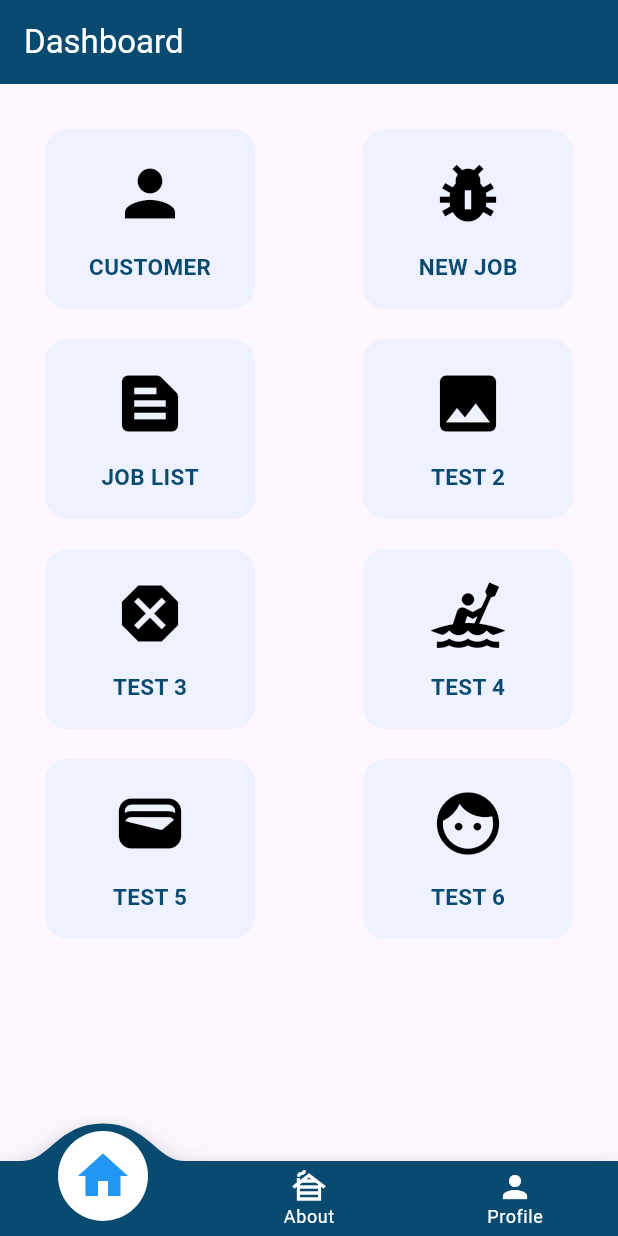
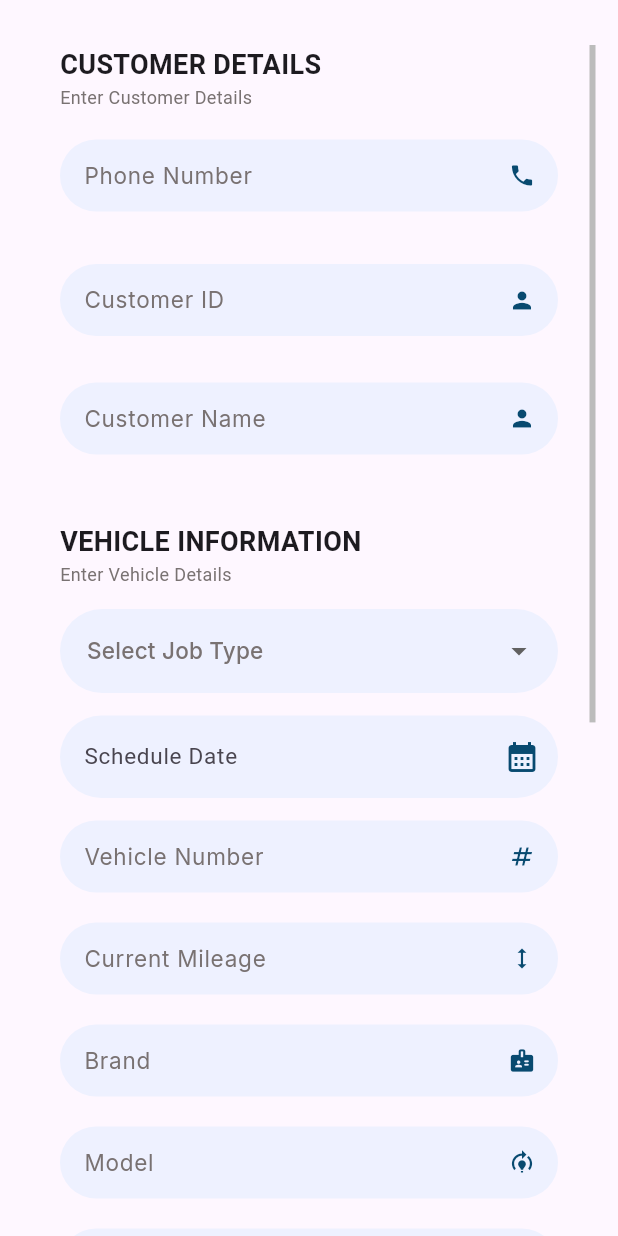
Before and after one commit to HashiniDivyanjanee/flutter_firebase, a Flutter app: the Dashboard screen opened by its route, after a tap on "NEW JOB", on a phone screen of 412 x 824 dp. Run offline on Flutter 3.47's test engine with Material 3 defaults, Android fonts, the phone set to English and light mode, and no system bars; drawn by our look-alikes of convex_bottom_bar; our stand-ins replace bloc, cloud_firestore, equatable, firebase_auth, firebase_core, flutter_bloc and 4 more; accounts and stored records are empty.

Commit message:
Add job registration and customer routes; implement new widgets for titles, date selection, and dropdown list

```diff
--- /dev/null
+++ b/lib/presentation/screen/customer.dart
@@ -0,0 +1,122 @@
+import 'package:flutter/material.dart';
+import 'package:flutter_bloc/flutter_bloc.dart';
+import 'package:flutter_firebase/constant/themes.dart';
+import 'package:flutter_firebase/presentation/widget/app_bar_widget.dart';
+import 'package:flutter_firebase/presentation/widget/buttons.dart';
+import 'package:flutter_firebase/presentation/widget/main_title_widget.dart';
+import 'package:flutter_firebase/presentation/widget/second_title.dart';
+import 'package:flutter_firebase/presentation/widget/text_form_field.dart';
+
+
+class Customer extends StatefulWidget {
+  const Customer({super.key});
+
+  @override
+  State<Customer> createState() => _CustomerState();
+}
+class _CustomerState extends State<Customer> {
+  final TextEditingController Customer_NameController = TextEditingController();
+  final TextEditingController Customer_PhoneController =
+      TextEditingController();
+  final TextEditingController Customer_LandController = TextEditingController();
+  final TextEditingController Customer_NicController = TextEditingController();
+  final TextEditingController Customer_AddressController =
+      TextEditingController();
+
+clear(){
+  Customer_AddressController.clear();
+  Customer_LandController.clear();
+  Customer_NameController.clear();
+  Customer_NicController.clear();
+  Customer_PhoneController.clear();
+}
+
+  @override
+  Widget build(BuildContext context) {
+    return Scaffold(
+      appBar: const AppBarWidget(
+        appBarName: 'Customer',
+      ),
+      body: Form(
+          child: Padding(
+        padding: const EdgeInsets.only(top: 30.0, right: 15, left: 15),
+        child: Column(
+          children: [
+            const Title_Widget(
+              title: 'CUSTOMER DETAILS',
+            ),
+            const Second_Title(
+              second_title: 'Enter Customer Details',
+            ),
+            const SizedBox(
+              height: 30,
+            ),
+            TextFormFieldComponent(
+              lableText: 'Customer Name',
+              maxLines: 1,
+              controller: Customer_NameController,
+              obscureText: false,
+              suffixIcon: Icons.person,
+              inputType: TextInputType.name,
+            ),
+            const SizedBox(
+              height: 5,
+            ),
+            TextFormFieldComponent(
+              lableText: 'NIC',
+              maxLines: 1,
+              controller: Customer_NicController,
+              obscureText: false,
+              suffixIcon: Icons.indeterminate_check_box_outlined,
+              inputType: TextInputType.text,
+            ),
+            const SizedBox(
+              height: 5,
+            ),
+            TextFormFieldComponent(
+              lableText: 'Phone Number',
+              maxLines: 1,
+              controller: Customer_PhoneController,
+              obscureText: false,
+              suffixIcon: Icons.phone,
+              inputType: TextInputType.phone,
+
+            ),
+            const SizedBox(
+              height: 5,
+            ),
+            TextFormFieldComponent(
+              lableText: 'Land Number',
+              maxLines: 1,
+              controller: Customer_LandController,
+              obscureText: false,
+              suffixIcon: Icons.quick_contacts_dialer_outlined,
+              inputType: TextInputType.phone,
+            ),
+            const SizedBox(
+              height: 5,
+            ),
+            TextFormFieldComponent(
+              lableText: 'Address',
+              maxLines: 1,
+              controller: Customer_AddressController,
+              obscureText: false,
+              suffixIcon: Icons.location_on,
+              inputType: TextInputType.text,
+            ),
+            const SizedBox(
+              height: 5,
+            ),
+            ButtonComponent(
+                buttonText: "SAVE",
+                textColor: Colors.white,
+                buttonColor: AppThemes.PrimaryColor,
+                callback: () {
+
+                }),
+          ],
+        ),
+      )),
+    );
+  }
+}
--- a/lib/presentation/screen/dashboard.dart
+++ b/lib/presentation/screen/dashboard.dart
@@ -2,6 +2,8 @@ import 'package:flutter/material.dart';
 import 'package:flutter_firebase/presentation/widget/app_bar_widget.dart';
 import 'package:flutter_firebase/presentation/widget/bottom_navigation_bar.dart';
 import 'package:flutter_firebase/presentation/widget/card_widget.dart';
+import 'package:flutter_firebase/routes/rout_cons.dart';
+import 'package:go_router/go_router.dart';
 
 class Dashboard extends StatelessWidget {
   const Dashboard({super.key});
@@ -78,9 +80,17 @@ Widget Card1(BuildContext context) {
     mainAxisAlignment: MainAxisAlignment.spaceBetween,
     children: [
       Card_Widget(
-          cardname: 'CUSTOMER', card_icon: Icons.person, callback: () {}),
+          cardname: 'CUSTOMER',
+          card_icon: Icons.person,
+          callback: () {
+            GoRouter.of(context).pushNamed(AppRoutesConstants.customer);
+          }),
       Card_Widget(
-          cardname: 'NEW JOB', card_icon: Icons.pest_control, callback: () {}),
+          cardname: 'NEW JOB',
+          card_icon: Icons.pest_control,
+          callback: () {
+            GoRouter.of(context).pushNamed(AppRoutesConstants.jobRegister);
+          }),
     ],
   );
 }
--- /dev/null
+++ b/lib/presentation/screen/job_register_tab.dart
@@ -0,0 +1,270 @@
+import 'dart:io';
+import 'package:flutter/material.dart';
+import 'package:flutter_firebase/presentation/widget/drop_down_list.dart';
+import 'package:flutter_firebase/presentation/widget/main_title_widget.dart';
+import 'package:flutter_firebase/presentation/widget/second_title.dart';
+import 'package:flutter_firebase/presentation/widget/select_date_field.dart';
+import 'package:flutter_firebase/presentation/widget/text_form_field.dart';
+
+class JobRegister extends StatefulWidget {
+  JobRegister({super.key});
+
+  @override
+  State<JobRegister> createState() => _JobRegisterState();
+}
+
+class _JobRegisterState extends State<JobRegister> {
+  final TextEditingController License_PlateController = TextEditingController();
+  final TextEditingController MileageController = TextEditingController();
+  final TextEditingController BrandController = TextEditingController();
+  final TextEditingController ModelController = TextEditingController();
+  final TextEditingController YearController = TextEditingController();
+  final TextEditingController ColorController = TextEditingController();
+  final TextEditingController InsuranceClaimController =
+      TextEditingController();
+  final TextEditingController Customer_NoteController = TextEditingController();
+  final TextEditingController Office_NoteController = TextEditingController();
+  final customerIdController = TextEditingController();
+  final customerPhoneController = TextEditingController();
+  final customerNameController = TextEditingController();
+  List<File> selectedImages = [];
+  String combinedValue = '';
+  DateTime? ScheduledDate;
+  String? selectedValue;
+
+  final List<String> dropdownItems = [
+    'RUNNING REPAIR',
+    'NORMAL SERVICE',
+    'BODY WASH',
+    'ACCIDENT REPAIR',
+    'FULL SERVICE'
+  ];
+
+  clear() {
+    License_PlateController.clear();
+    MileageController.clear();
+    BrandController.clear();
+    ModelController.clear();
+    YearController.clear();
+    ColorController.clear();
+    InsuranceClaimController.clear();
+    Customer_NoteController.clear();
+    Office_NoteController.clear();
+    customerNameController.clear();
+    customerPhoneController.clear();
+  }
+
+  @override
+  Widget build(BuildContext context) {
+    return Scaffold(
+        body: Container(
+      child: Padding(
+        padding: const EdgeInsets.only(top: 30, left: 15, right: 15),
+        child: Scrollbar(
+          thumbVisibility: true,
+          child: SingleChildScrollView(
+            child: Center(
+              child: Column(
+                crossAxisAlignment: CrossAxisAlignment.start,
+                children: [
+                  const Title_Widget(
+                    title: 'CUSTOMER DETAILS',
+                  ),
+                  const Second_Title(
+                    second_title: 'Enter Customer Details',
+                  ),
+                  const SizedBox(
+                    height: 20,
+                  ),
+                  TextFormFieldComponent(
+                    controller: customerPhoneController,
+                    lableText: "Phone Number",
+                    suffixIcon: Icons.phone,
+                    inputType: TextInputType.phone,
+                    textCapitalization: TextCapitalization.words,
+                    obscureText: false,
+                    maxLines: 1,
+                  ),
+                  const SizedBox(
+                    height: 20,
+                  ),
+                  Column(
+                    children: [
+                      TextFormFieldComponent(
+                        controller: customerIdController,
+                        lableText: "Customer ID",
+                        suffixIcon: Icons.person,
+                        inputType: TextInputType.name,
+                        textCapitalization: TextCapitalization.words,
+                        obscureText: false,
+                        maxLines: 1,
+                      ),
+                      const SizedBox(height: 16),
+                      TextFormFieldComponent(
+                        controller: customerNameController,
+                        lableText: "Customer Name",
+                        suffixIcon: Icons.person,
+                        inputType: TextInputType.name,
+                        textCapitalization: TextCapitalization.words,
+                        obscureText: false,
+                        maxLines: 1,
+                      ),
+                    ],
+                  ),
+                  const SizedBox(
+                    height: 30,
+                  ),
+                  const Title_Widget(
+                    title: 'VEHICLE INFORMATION',
+                  ),
+                  const Second_Title(
+                    second_title: 'Enter Vehicle Details',
+                  ),
+                  DropDownList<String>(
+                    items: dropdownItems,
+                    value: selectedValue,
+                    hint: 'Select Job Type',
+                    onChanged: (value) {
+                      setState(() {
+                        selectedValue = value;
+                      });
+                    },
+                  ),
+                  SelectDateField(
+                    onDateSelected: (date) {
+                      setState(() {
+                        ScheduledDate = date;
+                      });
+                    },
+                  ),
+                  TextFormFieldComponent(
+                    controller: License_PlateController,
+                    lableText: "Vehicle Number",
+                    suffixIcon: Icons.numbers,
+                    inputType: TextInputType.name,
+                    textCapitalization: TextCapitalization.words,
+                    obscureText: false,
+                    maxLines: 1,
+                  ),
+                  const SizedBox(
+                    height: 5,
+                  ),
+                  TextFormFieldComponent(
+                    controller: MileageController,
+                    lableText: "Current Mileage",
+                    suffixIcon: Icons.height,
+                    inputType: TextInputType.name,
+                    textCapitalization: TextCapitalization.words,
+                    obscureText: false,
+                    maxLines: 1,
+                  ),
+                  const SizedBox(
+                    height: 5,
+                  ),
+                  TextFormFieldComponent(
+                    controller: BrandController,
+                    lableText: "Brand",
+                    suffixIcon: Icons.badge_rounded,
+                    inputType: TextInputType.name,
+                    textCapitalization: TextCapitalization.words,
+                    obscureText: false,
+                    maxLines: 1,
+                  ),
+                  const SizedBox(
+                    height: 5,
+                  ),
+                  TextFormFieldComponent(
+                    controller: ModelController,
+                    lableText: "Model",
+                    suffixIcon: Icons.model_training,
+                    inputType: TextInputType.name,
+                    textCapitalization: TextCapitalization.words,
+                    obscureText: false,
+                    maxLines: 1,
+                  ),
+                  const SizedBox(
+                    height: 5,
+                  ),
+                  TextFormFieldComponent(
+                    controller: YearController,
+                    lableText: "Year",
+                    suffixIcon: Icons.date_range,
+                    inputType: TextInputType.name,
+                    textCapitalization: TextCapitalization.words,
+                    obscureText: false,
+                    maxLines: 1,
+                  ),
+                  const SizedBox(
+                    height: 5,
+                  ),
+                  TextFormFieldComponent(
+                    controller: ColorController,
+                    lableText: "Color",
+                    suffixIcon: Icons.color_lens,
+                    inputType: TextInputType.name,
+                    textCapitalization: TextCapitalization.words,
+                    obscureText: false,
+                    maxLines: 1,
+                  ),
+                  const SizedBox(
+                    height: 30,
+                  ),
+                  const Title_Widget(
+                    title: 'BUSINESS DETAILS',
+                  ),
+                  const Second_Title(
+                    second_title: 'Enter Basic Details for new work order',
+                  ),
+                  const SizedBox(
+                    height: 40,
+                  ),
+                  TextFormFieldComponent(
+                    controller: InsuranceClaimController,
+                    lableText: "Claim Availble",
+                    suffixIcon: Icons.event_available,
+                    inputType: TextInputType.name,
+                    textCapitalization: TextCapitalization.words,
+                    obscureText: false,
+                    maxLines: 1,
+                  ),
+                  const SizedBox(
+                    height: 5,
+                  ),
+                  TextFormFieldComponent(
+                    controller: Customer_NoteController,
+                    lableText: "Chassis Number",
+                    suffixIcon: Icons.numbers,
+                    inputType: TextInputType.name,
+                    textCapitalization: TextCapitalization.words,
+                    obscureText: false,
+                    maxLines: 1,
+                  ),
+                  const SizedBox(
+                    height: 5,
+                  ),
+                  TextFormFieldComponent(
+                    controller: Office_NoteController,
+                    lableText: "Note",
+                    suffixIcon: Icons.mode,
+                    inputType: TextInputType.name,
+                    textCapitalization: TextCapitalization.words,
+                    obscureText: false,
+                    maxLines: 5,
+                  ),
+                  const Title_Widget(
+                    title: 'IMAGES',
+                  ),
+                  Second_Title(second_title: 'Select Images to Upload'),
+                  const SizedBox(
+                    height: 15,
+                  ),
+                  const SizedBox(height: 40),
+                ],
+              ),
+            ),
+          ),
+        ),
+      ),
+    ));
+  }
+}
--- /dev/null
+++ b/lib/presentation/widget/drop_down_list.dart
@@ -0,0 +1,60 @@
+import 'package:flutter/material.dart';
+import 'package:flutter_firebase/constant/front.dart';
+import 'package:flutter_firebase/constant/themes.dart';
+
+class DropDownList<T> extends StatelessWidget {
+  final String? hint;
+  final List<T> items;
+  final T? value;
+  final String Function(T)? itemLabelBuilder;
+  final ValueChanged<T?> onChanged;
+  final double? elevation;
+
+  const DropDownList({
+    this.hint,
+    this.items = const [],
+    required this.value,
+    required this.onChanged,
+    this.itemLabelBuilder,
+    this.elevation = 2.0,
+  });
+
+  @override
+  Widget build(BuildContext context) {
+    return Padding(
+      padding: const EdgeInsets.only(left: 25, right: 25, bottom: 15, top: 15),
+      child: Container(
+        decoration: BoxDecoration(
+            color: AppThemes.cardBackgroundColor,
+            borderRadius: BorderRadius.circular(30)),
+        padding: const EdgeInsets.symmetric(horizontal: 2),
+        child: DropdownButtonFormField<T>(
+          value: value,
+          decoration: const InputDecoration(
+            border: OutlineInputBorder(
+              borderSide: BorderSide.none,
+            ),
+          ),
+          hint: hint != null ? Text(hint!, style: const TextStyle(  color: AppThemes.SecondTextColor, fontSize: 15,
+                    fontFamily: AppFontFamily.HintTextFont),) : null,
+          items: items.map((item) {
+            return DropdownMenuItem<T>(
+              value: item,
+              child: Text(
+                itemLabelBuilder != null
+                    ? itemLabelBuilder!(item)
+                    : item.toString(),
+                style: const TextStyle(
+                    color: AppThemes.SecondTextColor,fontSize: 14,
+                    fontFamily: AppFontFamily.HintTextFont),
+              ),
+            );
+          }).toList(),
+          onChanged: onChanged,
+          dropdownColor: const Color.fromARGB(255, 229, 238, 241),
+          elevation: elevation!.toInt(),
+        ),
+      ),
+    );
+  }
+}
--- /dev/null
+++ b/lib/presentation/widget/main_title_widget.dart
@@ -0,0 +1,26 @@
+import 'package:flutter/material.dart';
+
+class Title_Widget extends StatelessWidget {
+  final String title;
+
+  const Title_Widget({
+    super.key, required this.title,
+  });
+
+  @override
+  Widget build(BuildContext context) {
+    return Align(
+      alignment: Alignment.topLeft,
+      child: Padding(
+        padding: const EdgeInsets.only(left: 25),
+        child: Text(
+          title,
+          style: TextStyle(
+            fontSize: 18,
+            fontWeight: FontWeight.bold,
+          ),
+        ),
+      ),
+    );
+  }
+}
--- /dev/null
+++ b/lib/presentation/widget/second_title.dart
@@ -0,0 +1,27 @@
+import 'package:flutter/material.dart';
+import 'package:flutter_firebase/constant/themes.dart';
+
+
+class Second_Title extends StatelessWidget {
+  final String second_title;
+  const Second_Title({
+    super.key,
+    required this.second_title,
+  });
+
+  @override
+  Widget build(BuildContext context) {
+    return Align(
+      alignment: Alignment.topLeft,
+      child: Padding(
+        padding: const EdgeInsets.only(left: 25),
+        child: Text(
+         second_title,
+          style: const TextStyle(
+              color: AppThemes.SecondTextColor,
+              fontSize: AppThemes.SecondaryFontSize),
+        ),
+      ),
+    );
+  }
+}
--- /dev/null
+++ b/lib/presentation/widget/select_date_field.dart
@@ -0,0 +1,60 @@
+import 'package:flutter/material.dart';
+import 'package:flutter_firebase/constant/themes.dart';
+
+class SelectDateField extends StatefulWidget {
+   final ValueChanged<DateTime?> onDateSelected;
+    const SelectDateField({super.key, required this.onDateSelected});
+
+
+  @override
+  _SelectDateFieldState createState() => _SelectDateFieldState();
+}
+
+class _SelectDateFieldState extends State<SelectDateField> {
+  DateTime? selectedDate;
+
+  Future<void> selectDate(BuildContext context) async {
+    final DateTime? pickedDate = await showDatePicker(
+      context: context,
+      initialDate: DateTime.now(),
+
+
+
+      firstDate: DateTime(2022),
+      lastDate: DateTime(2100),
+    );
+    if (pickedDate != null && pickedDate != selectedDate) {
+      setState(() {
+        selectedDate = pickedDate;
+      });
+      widget.onDateSelected(pickedDate);
+    }
+  }
+
+  @override
+  Widget build(BuildContext context) {
+    return Container(
+      margin: const EdgeInsets.only(bottom: 15, left: 25, right: 25),
+      decoration: BoxDecoration(
+          color: AppThemes.cardBackgroundColor,
+          borderRadius: BorderRadius.circular(30)),
+      child: TextField(
+        style: const TextStyle(
+            fontSize: 15,
+            color: AppThemes.SecondTextColor,
+            fontWeight: FontWeight.normal),
+        readOnly: true,
+        decoration: InputDecoration(
+            hintText: selectedDate != null
+                ? "${selectedDate!.day}-${selectedDate!.month}-${selectedDate!.year}"
+                : "Schedule Date",
+            suffixIcon: const Icon(
+              Icons.calendar_month,
+              color: AppThemes.PrimaryColor,
+            ),
+            border: const OutlineInputBorder(borderSide: BorderSide.none)),
+        onTap: () => selectDate(context),
+      ),
+    );
+  }
+}
--- a/lib/routes/rout_cons.dart
+++ b/lib/routes/rout_cons.dart
@@ -4,4 +4,6 @@ class AppRoutesConstants {
   static const String login = '/login';
   static const String sign_up = '/sign_up';
   static const String dashboard = '/dashboard';
+  static const String jobRegister = '/jobRegister';
+  static const String customer = '/customer';
 }
--- a/lib/routes/routs_config.dart
+++ b/lib/routes/routs_config.dart
@@ -2,8 +2,10 @@ import 'package:flutter/material.dart';
 import 'package:flutter_bloc/flutter_bloc.dart';
 import 'package:flutter_firebase/bloc/auth/auth_bloc.dart';
 import 'package:flutter_firebase/bloc/data_item_bloc/data_item_bloc.dart';
+import 'package:flutter_firebase/presentation/screen/customer.dart';
 import 'package:flutter_firebase/presentation/screen/dashboard.dart';
 import 'package:flutter_firebase/presentation/screen/home.dart';
+import 'package:flutter_firebase/presentation/screen/job_register_tab.dart';
 import 'package:flutter_firebase/presentation/screen/login.dart';
 import 'package:flutter_firebase/presentation/screen/sign_up.dart';
 import 'package:flutter_firebase/presentation/screen/start_screen.dart';
@@ -59,4 +61,18 @@ final GoRouter router = GoRouter(
           return MaterialPage(child: Dashboard());
         },
       ),
+      GoRoute(
+        name: AppRoutesConstants.jobRegister,
+        path: '/jobRegister',
+        pageBuilder: (context, state) {
+          return MaterialPage(child: JobRegister());
+        },
+      ),
+       GoRoute(
+        name: AppRoutesConstants.customer,
+        path: '/customer',
+        pageBuilder: (context, state) {
+          return MaterialPage(child: Customer());
+        },
+      ),
     ]);
```
